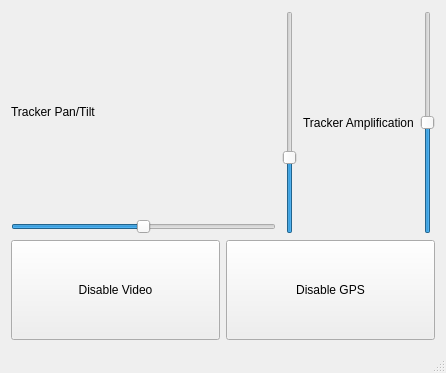
Old version of the form src/ui/ui.ui in the repository zgrannan/plane-tracker.
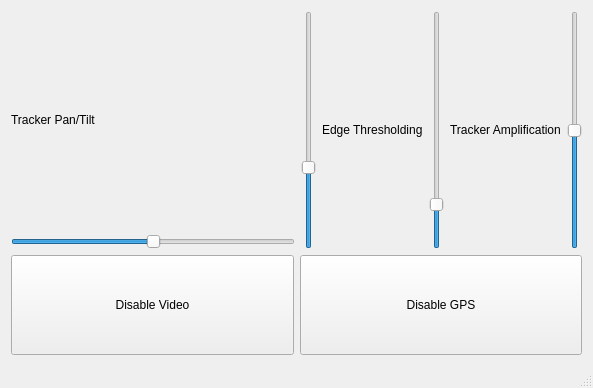
New version of the form.

```diff
--- a/src/ui/ui.ui
+++ b/src/ui/ui.ui
@@ -6,8 +6,8 @@
    <rect>
     <x>0</x>
     <y>0</y>
-    <width>446</width>
-    <height>373</height>
+    <width>593</width>
+    <height>388</height>
    </rect>
   </property>
   <property name="windowTitle">
@@ -62,6 +62,26 @@
           </property>
          </widget>
         </item>
+        <item>
+         <widget class="QLabel" name="thresholdingLabel">
+          <property name="text">
+           <string>Edge Thresholding</string>
+          </property>
+         </widget>
+        </item>
+        <item>
+         <widget class="QSlider" name="edgeThresholdingSlider">
+          <property name="maximum">
+           <number>300</number>
+          </property>
+          <property name="value">
+           <number>50</number>
+          </property>
+          <property name="orientation">
+           <enum>Qt::Vertical</enum>
+          </property>
+         </widget>
+        </item>
         <item>
          <widget class="QLabel" name="amplificationLabel">
           <property name="text">
```
Left out of the diff: 6 changed lines with no effect on the pictures.
